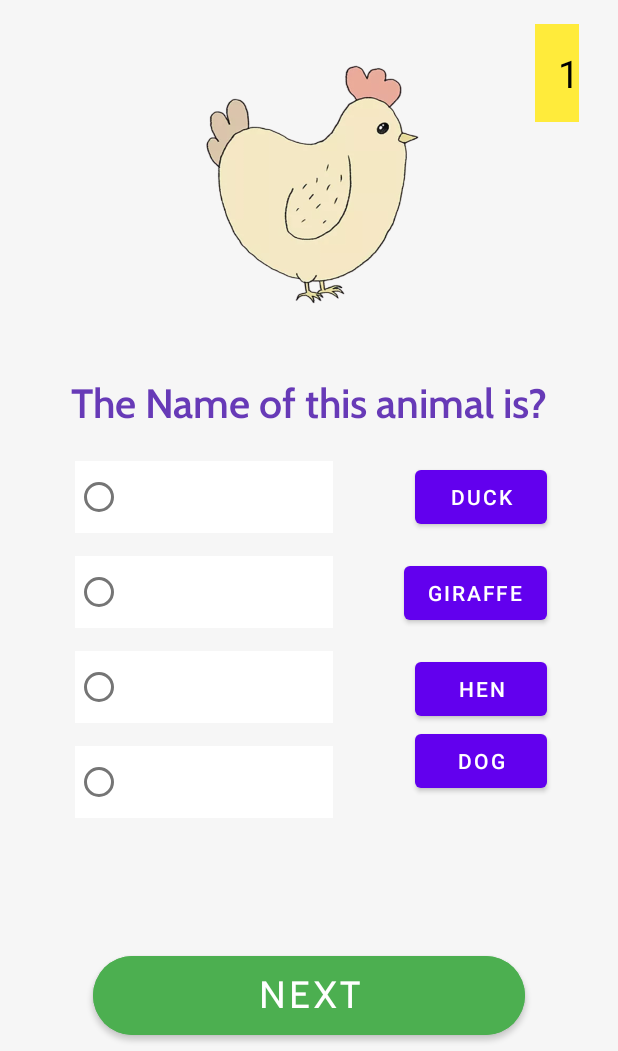
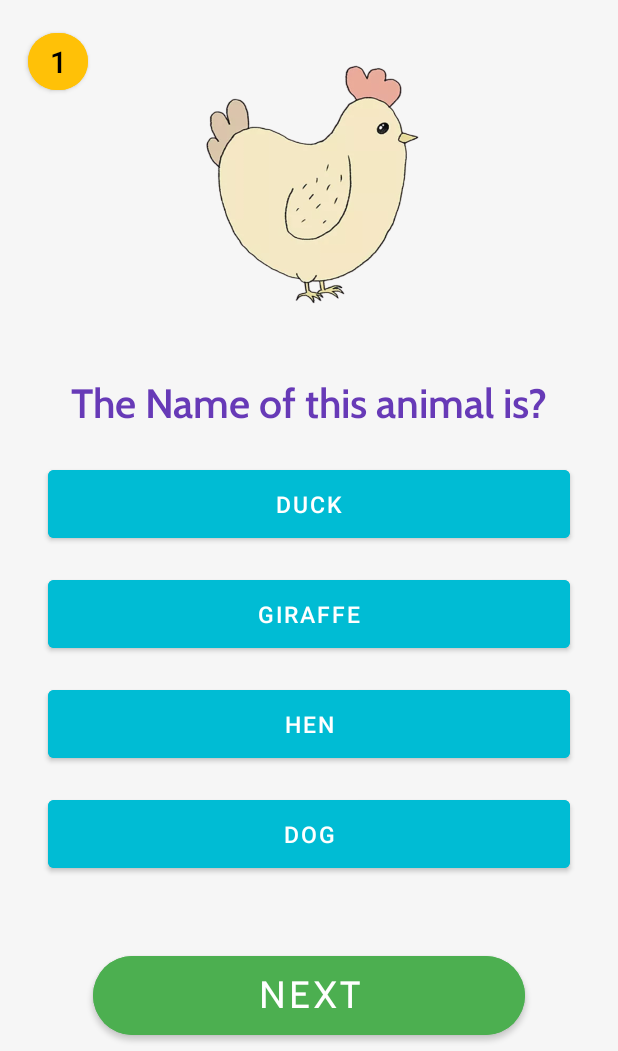
Before and after one commit to mzaman21/GuessAnimal, an Android app: the screen it shows after launch (MainActivity), on a phone screen of 412 x 824 dp, the part 185-1236 px from its top. Run offline under Robolectric (Android 15) with nearby library versions, the phone set to English and light mode, and no system bars; Roboto replaces fonts that are not available here.

Commit message:
updates in layout

```diff
--- a/app/src/main/res/layout/activity_main.xml
+++ b/app/src/main/res/layout/activity_main.xml
@@ -47,64 +47,6 @@
         app:layout_constraintStart_toStartOf="parent"
         app:layout_constraintTop_toBottomOf="@+id/animalpicture" />
 
-    <RadioGroup
-        android:id="@+id/radiogroup"
-        android:layout_width="match_parent"
-        android:layout_height="wrap_content"
-        android:layout_marginStart="50dp"
-        android:layout_marginTop="20dp"
-        android:layout_marginEnd="190dp"
-        app:layout_constraintEnd_toEndOf="parent"
-        app:layout_constraintStart_toStartOf="parent"
-        app:layout_constraintTop_toBottomOf="@+id/textView2">
-
-        <RadioButton
-            android:id="@+id/firstoption"
-            android:layout_width="match_parent"
-            android:layout_height="wrap_content"
-            android:layout_marginBottom="15dp"
-            android:background="#FFFFFF"
-            android:paddingStart="15dp"
-            android:paddingLeft="10dp"
-            android:paddingEnd="25dp"
-            android:paddingRight="10dp"
-            android:text=""
-            android:textSize="25dp"></RadioButton>
-
-        <RadioButton
-            android:id="@+id/secondoption"
-            android:layout_width="match_parent"
-            android:layout_height="wrap_content"
-            android:layout_marginBottom="15dp"
-            android:background="#FFFFFF"
-            android:paddingLeft="10dp"
-            android:paddingRight="10dp"
-            android:text=""
-            android:textSize="25dp"></RadioButton>
-
-        <RadioButton
-            android:id="@+id/thirdoption"
-            android:layout_width="match_parent"
-            android:layout_height="wrap_content"
-            android:layout_marginBottom="15dp"
-            android:background="#FFFFFF"
-            android:paddingLeft="10dp"
-            android:paddingRight="10dp"
-            android:text=""
-            android:textSize="25dp"></RadioButton>
-
-        <RadioButton
-            android:id="@+id/fourthoption"
-            android:layout_width="match_parent"
-            android:layout_height="wrap_content"
-            android:layout_marginBottom="15dp"
-            android:background="#FFFFFF"
-            android:paddingLeft="10dp"
-            android:paddingRight="10dp"
-            android:text=""
-            android:textSize="25dp"></RadioButton>
-    </RadioGroup>
-
 
     <Button
         android:id="@+id/nextbtn"
@@ -127,63 +69,85 @@
         app:layout_constraintVertical_bias="0.981"
         app:toggleCheckedStateOnClick="false" />
 
-    <TextView
-        android:id="@+id/questionno"
-        android:layout_width="wrap_content"
-        android:layout_height="wrap_content"
-        android:layout_marginStart="19dp"
-        android:layout_marginTop="16dp"
-        android:layout_marginEnd="21dp"
-        android:background="#FFEB3B"
-        android:paddingLeft="15dp"
-        android:paddingTop="15dp"
-        android:paddingBottom="15dp"
-        android:text=""
-        android:textAlignment="center"
-        android:textColor="#000000"
-        android:textSize="25dp"
-        app:layout_constraintEnd_toEndOf="parent"
-        app:layout_constraintStart_toEndOf="@+id/animalpicture"
-        app:layout_constraintTop_toBottomOf="@+id/textView"
-        tools:paddingRight="25dp" />
-
     <Button
         android:id="@+id/optiontwo"
-        android:layout_width="wrap_content"
+        android:layout_width="match_parent"
         android:layout_height="wrap_content"
+        android:layout_marginStart="32dp"
         android:layout_marginTop="16dp"
-        android:layout_marginEnd="47dp"
+        android:layout_marginEnd="32dp"
+        android:backgroundTint="#00BCD4"
+        android:paddingTop="12dp"
+        android:paddingBottom="12dp"
         android:text="Button"
+        android:textSize="15dp"
         app:layout_constraintEnd_toEndOf="parent"
+        app:layout_constraintStart_toStartOf="parent"
         app:layout_constraintTop_toBottomOf="@+id/optionone" />
 
     <Button
         android:id="@+id/optionfour"
-        android:layout_width="wrap_content"
+        android:layout_width="match_parent"
         android:layout_height="wrap_content"
-        android:layout_marginEnd="47dp"
+        android:layout_marginStart="32dp"
+        android:layout_marginTop="16dp"
+        android:layout_marginEnd="32dp"
+        android:backgroundTint="#00BCD4"
+        android:paddingTop="12dp"
+        android:paddingBottom="12dp"
         android:text="Button"
+        android:textSize="15dp"
         app:layout_constraintEnd_toEndOf="parent"
+        app:layout_constraintStart_toStartOf="parent"
         app:layout_constraintTop_toBottomOf="@+id/optionthree" />
 
     <Button
         android:id="@+id/optionthree"
-        android:layout_width="wrap_content"
+        android:layout_width="match_parent"
         android:layout_height="wrap_content"
+        android:layout_marginStart="32dp"
         android:layout_marginTop="16dp"
-        android:layout_marginEnd="47dp"
+        android:layout_marginEnd="32dp"
+        android:backgroundTint="#00BCD4"
+        android:paddingTop="12dp"
+        android:paddingBottom="12dp"
         android:text="Button"
+        android:textSize="15dp"
         app:layout_constraintEnd_toEndOf="parent"
+        app:layout_constraintStart_toStartOf="parent"
         app:layout_constraintTop_toBottomOf="@+id/optiontwo" />
 
     <Button
         android:id="@+id/optionone"
-        android:layout_width="wrap_content"
+        android:layout_width="match_parent"
         android:layout_height="wrap_content"
+        android:layout_marginStart="32dp"
         android:layout_marginTop="20dp"
-        android:layout_marginEnd="47dp"
+        android:layout_marginEnd="32dp"
+        android:backgroundTint="#00BCD4"
+        android:paddingTop="12dp"
+        android:paddingBottom="12dp"
         android:text="Button"
+        android:textSize="15dp"
         app:layout_constraintEnd_toEndOf="parent"
+        app:layout_constraintStart_toStartOf="parent"
         app:layout_constraintTop_toBottomOf="@+id/textView2" />
 
+    <Button
+        android:id="@+id/questionno"
+        android:layout_width="40dp"
+        android:layout_height="50dp"
+        android:layout_marginStart="30dp"
+        android:layout_marginTop="16dp"
+        android:layout_marginEnd="33dp"
+        android:backgroundTint="#FFC107"
+        android:text="1"
+        android:textAlignment="center"
+        android:textColor="#000000"
+        android:textSize="20dp"
+        app:cornerRadius="30dp"
+        app:layout_constraintEnd_toStartOf="@+id/animalpicture"
+        app:layout_constraintStart_toStartOf="parent"
+        app:layout_constraintTop_toBottomOf="@+id/textView" />
+
 </androidx.constraintlayout.widget.ConstraintLayout>
```
